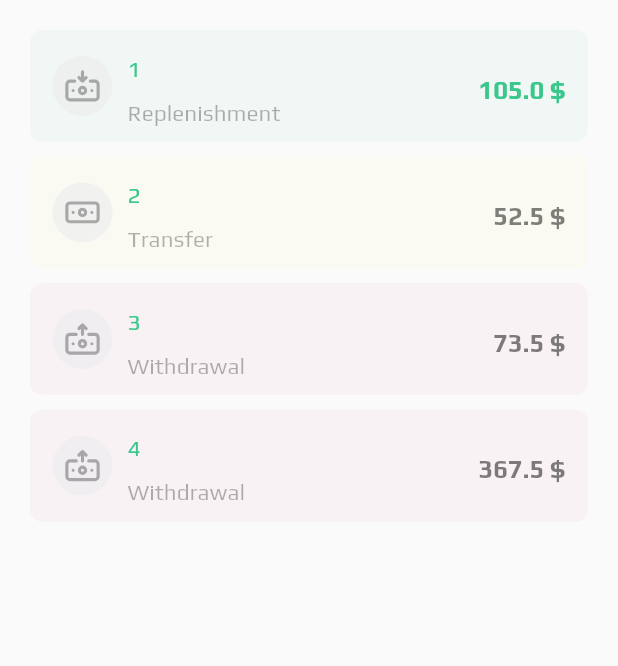
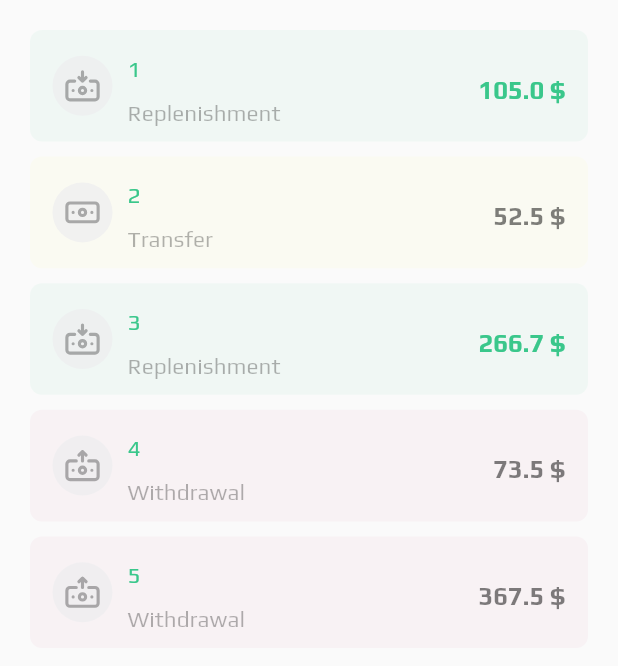
Before and after one commit to konstantinovmax/transactions, a Flutter app: the TransactionsWidget widget shown alone on an empty page, opened directly, on a phone screen of 412 x 824 dp. Shown: the top 666 px of the screen. Run offline on Flutter 3.47's test engine with Material 2 defaults, Android fonts, the phone set to English and light mode, and no system bars; our stand-ins replace flutter_form_builder, flutter_redux, flutter_svg, form_builder_validators, pie_chart, redux.

Commit message:
feat: Adapt interface to tablets

```diff
--- a/lib/common/redux/reducers/app_reducer.dart
+++ b/lib/common/redux/reducers/app_reducer.dart
@@ -1,3 +1,5 @@
+// ignore_for_file: avoid_annotating_with_dynamic
+
 import 'package:transactions/common/redux/reducers/auth_reducer.dart';
 import 'package:transactions/common/redux/reducers/transactions_reducer.dart';
 import 'package:transactions/common/redux/states/app_state.dart';
--- a/lib/common/redux/store.dart
+++ b/lib/common/redux/store.dart
@@ -1,9 +1,9 @@
 import 'package:redux/redux.dart';
+import 'package:transactions/common/mocks/app_mocks.dart';
 import 'package:transactions/common/redux/reducers/app_reducer.dart';
 import 'package:transactions/common/redux/states/app_state.dart';
 import 'package:transactions/common/redux/states/auth_state.dart';
 import 'package:transactions/common/redux/states/transactions_state.dart';
-import 'package:transactions/modules/main_module/models/transaction.dart';
 
 final store = Store<AppState>(
   appReducer,
@@ -15,40 +15,7 @@ final store = Store<AppState>(
     ),
     transactionsState: TransactionsState(
       activeTab: 0,
-      transactions: [
-        Transaction(
-          number: 1,
-          date: DateTime.now(),
-          amount: 100,
-          fee: 5,
-          total: 100 + (100 * 5 / 100),
-          type: TransactionType.replenishment,
-        ),
-        Transaction(
-          number: 2,
-          date: DateTime.now(),
-          amount: 50,
-          fee: 5,
-          total: 50 + (50 * 5 / 100),
-          type: TransactionType.transfer,
-        ),
-        Transaction(
-          number: 3,
-          date: DateTime.now(),
-          amount: 70,
-          fee: 5,
-          total: 70 + (70 * 5 / 100),
-          type: TransactionType.withdrawal,
-        ),
-        Transaction(
-          number: 4,
-          date: DateTime.now(),
-          amount: 350,
-          fee: 5,
-          total: 350 + (350 * 5 / 100),
-          type: TransactionType.withdrawal,
-        ),
-      ],
+      transactions: AppMocks.transactions,
     ),
   ),
 );
--- a/lib/common/utils/app_colors.dart
+++ b/lib/common/utils/app_colors.dart
@@ -1,12 +1,12 @@
 import 'package:flutter/material.dart';
 
 class AppColors {
-  static const white = Color(0xFFFFFFFF);
   static const black = Color(0xFF000000);
   static const grey = Color(0xFFE6E6E6);
+  static const green = Color(0xFF3AC78B);
   static const lightGrey = Color(0xFFEDEDEF);
-  static const green = Color(0xFF3AC78B);
   static const lightGreen = Color(0xFFB1E9D1);
   static const red = Color(0xFFCB558D);
   static const yellow = Color(0xFFFFFF55);
+  static const white = Color(0xFFFFFFFF);
 }
--- a/lib/common/utils/app_constants.dart
+++ b/lib/common/utils/app_constants.dart
@@ -1,5 +1,8 @@
 class AppConstants {
-  static const maxPhoneWidth = 600;
+  static const formWidthOnTablets = 350.0;
+  static const leadingWidthOnPhones = 50.0;
+  static const leadingWidthOnTablets = 160.0;
+  static const maxPhoneWidth = 600.0;
   static const phonePadding = 20.0;
-  static const tabletPadding = 60.0;
+  static const tabletPadding = 80.0;
 }
--- a/lib/modules/main_module/components/transactions_widget.dart
+++ b/lib/modules/main_module/components/transactions_widget.dart
@@ -42,8 +42,11 @@ class TransactionsWidget extends StatelessWidget {
             itemCount: transactionsState.transactions.length,
             shrinkWrap: true,
             itemBuilder: (context, index) {
-              return TransactionsCardWidget(
-                transaction: transactionsState.transactions[index],
+              return SizedBox(
+                width: isPhone ? null : AppConstants.formWidthOnTablets,
+                child: TransactionsCardWidget(
+                  transaction: transactionsState.transactions[index],
+                ),
               );
             },
             separatorBuilder: (context, index) => AppSizes.sizedBoxH10,
--- a/lib/modules/main_module/views/transaction_details/transaction_details_view.dart
+++ b/lib/modules/main_module/views/transaction_details/transaction_details_view.dart
@@ -41,6 +41,9 @@ class TransactionDetailsView extends StatelessWidget {
             Navigator.pop(context);
           },
         ),
+        leadingWidth: isPhone
+            ? AppConstants.leadingWidthOnPhones
+            : AppConstants.leadingWidthOnTablets,
         elevation: 0.0,
         title: Text(
           appLocalization.transactionDetails,
```
Also changed, not shown: lib/common/mocks/app_mocks.dart (added, +46 -0 lines), lib/modules/auth_module/components/auth_form_widget.dart (+7 -1 lines).
